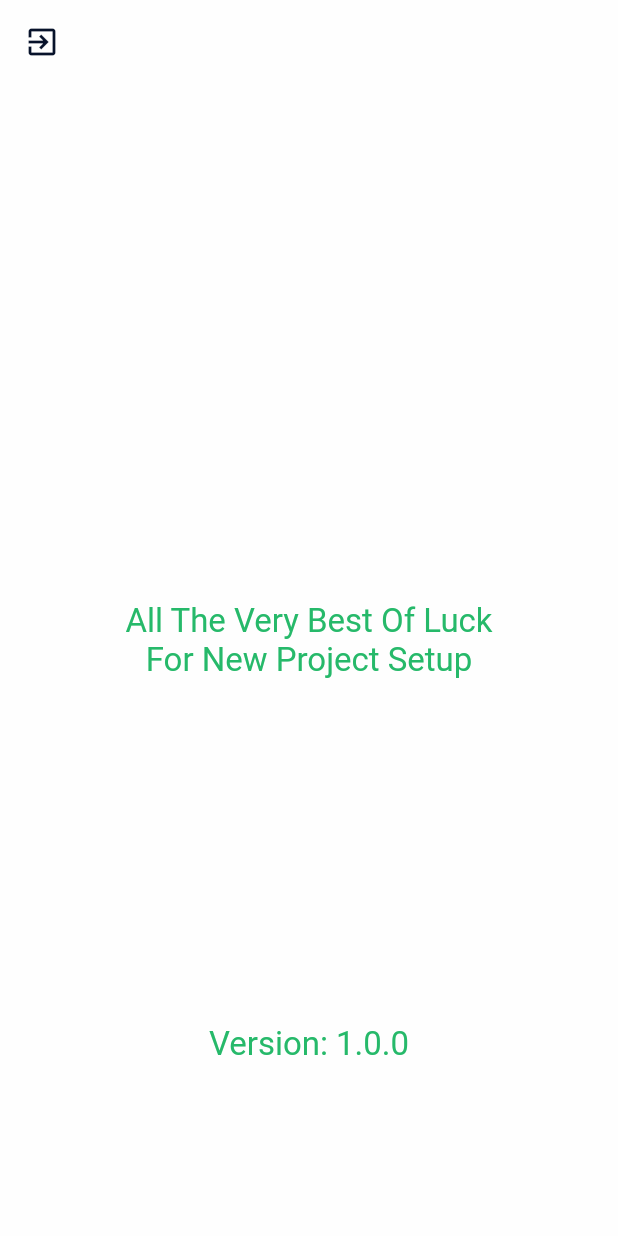
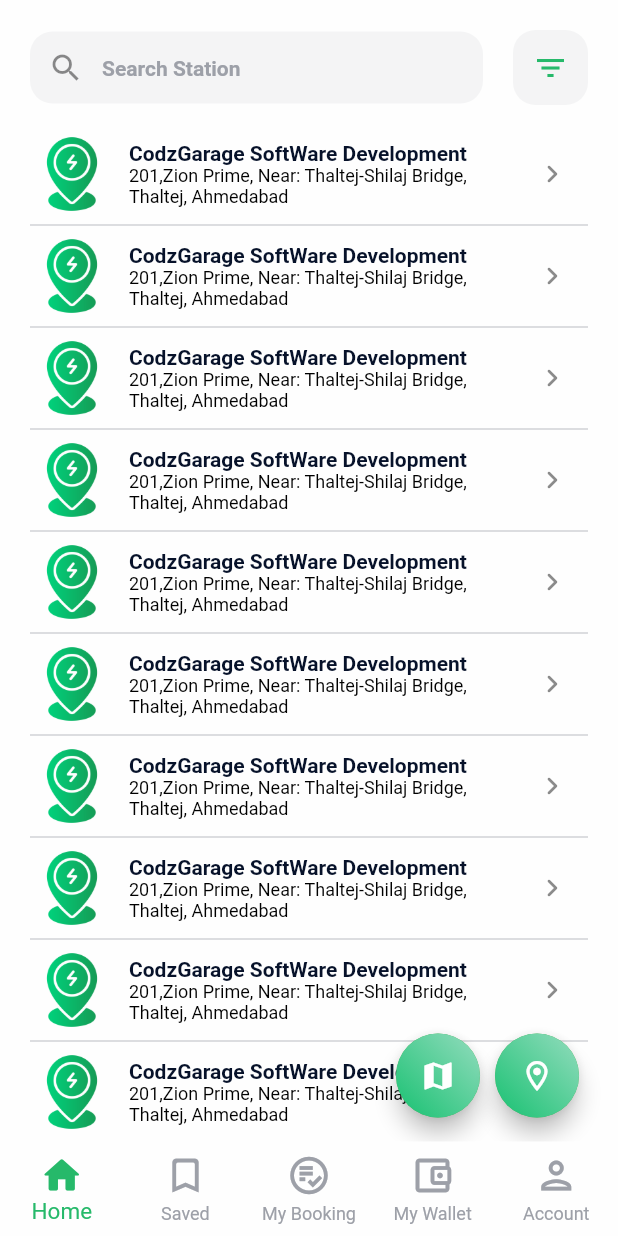
Before and after one commit to amit-flutter/Flutter-evpoint, a Flutter app: the screen it shows once a user with an empty profile is signed in, on a phone screen of 412 x 824 dp. Run offline on Flutter 3.47's test engine with Material 2 defaults, Android fonts, the phone set to English and light mode, and no system bars; our stand-ins replace dio, firebase_auth, firebase_core, get, google_maps_flutter, google_sign_in and 3 more; accounts and stored records are empty; Roboto replaces fonts that are missing (RobotoMono).

Commit message:
feat(google-map): home screen ui and google map integrate successfully

```diff
--- a/lib/controller/network/firebase_authentication.dart
+++ b/lib/controller/network/firebase_authentication.dart
@@ -18,7 +18,7 @@ class FirebaseAuthController extends GetxController {
 
   //Setting initial screen onLoad.
   _setInitialScreen(User? user) {
-    user == null ? Get.offAllNamed(RouteConst.kLogin) : Get.offAllNamed(RouteConst.kHome);
+    user == null ? Get.offAllNamed(RouteConst.kLogin) : Get.offAllNamed(RouteConst.kPreHome);
   }
 
   //1.1 Phone Number Auth
--- a/lib/screen/home.dart
+++ /dev/null
@@ -1,35 +0,0 @@
-import 'package:evpoint/controller/app_common.dart';
-import 'package:evpoint/utils/imports.dart';
-
-class HomeScreen extends StatelessWidget {
-  const HomeScreen({Key? key}) : super(key: key);
-
-  @override
-  Widget build(BuildContext context) {
-    AppCommonController appCommonController = Get.put(AppCommonController());
-    return Scaffold(
-      appBar: AppBar(
-        leading: IconButton(
-          onPressed: () async {
-            await FirebaseAuthController.instance.logout();
-          },
-          icon: Icon(Icons.exit_to_app),
-        ),
-      ),
-      body: SizedBox(
-        width: Get.size.width,
-        child: Column(
-          mainAxisAlignment: MainAxisAlignment.spaceAround,
-          crossAxisAlignment: CrossAxisAlignment.center,
-          children: [
-            const SizedBox(),
-            const Text("All The Very Best Of Luck\nFor New Project Setup", textAlign: TextAlign.center),
-            Obx(() {
-              return Text("Version: ${appCommonController.packageInfo.value.version}");
-            })
-          ],
-        ),
-      ),
-    );
-  }
-}
--- /dev/null
+++ b/lib/screen/home/home.dart
@@ -0,0 +1,89 @@
+import 'package:evpoint/utils/imports.dart';
+
+class PreHomeScreen extends StatefulWidget {
+  const PreHomeScreen({Key? key}) : super(key: key);
+
+  @override
+  State<PreHomeScreen> createState() => _PreHomeScreenState();
+}
+
+class _PreHomeScreenState extends State<PreHomeScreen> {
+  int _selectedIndex = 0;
+  static const List<Widget> _widgetOptions = <Widget>[
+    HomeScreen(),
+    Text('Search Page', style: TextStyle(fontSize: 35, fontWeight: FontWeight.bold)),
+    Text('Profile Page', style: TextStyle(fontSize: 35, fontWeight: FontWeight.bold)),
+    Text('Profile Page', style: TextStyle(fontSize: 35, fontWeight: FontWeight.bold)),
+    Text('Profile Page', style: TextStyle(fontSize: 35, fontWeight: FontWeight.bold)),
+  ];
+
+  void _onItemTapped(int index) => setState(() => _selectedIndex = index);
+
+  @override
+  Widget build(BuildContext context) {
+    return Scaffold(
+      body: _widgetOptions.elementAt(_selectedIndex),
+      bottomNavigationBar: BottomNavigationBar(
+          items: const <BottomNavigationBarItem>[
+            BottomNavigationBarItem(
+                icon: Icon(Icons.home_outlined), label: "Home", activeIcon: Icon(Icons.home_rounded)),
+            BottomNavigationBarItem(
+                icon: Icon(Icons.bookmark_outline_rounded), label: "Saved", activeIcon: Icon(Icons.bookmark_rounded)),
+            BottomNavigationBarItem(
+                icon: Icon(Icons.playlist_add_check_circle_outlined),
+                label: "My Booking",
+                activeIcon: Icon(Icons.playlist_add_check_circle_rounded)),
+            BottomNavigationBarItem(
+                icon: Icon(Icons.account_balance_wallet_outlined),
+                label: "My Wallet",
+                activeIcon: Icon(Icons.account_balance_wallet)),
+            BottomNavigationBarItem(
+                icon: Icon(Icons.person_outlined), label: "Account", activeIcon: Icon(Icons.person)),
+          ],
+          selectedFontSize: 15,
+          // unselectedFontSize: 15,
+          type: BottomNavigationBarType.fixed,
+          currentIndex: _selectedIndex,
+          iconSize: 30,
+          onTap: _onItemTapped,
+          elevation: 0),
+    );
+  }
+}
+
+class HomeScreen extends StatefulWidget {
+  const HomeScreen({Key? key}) : super(key: key);
+
+  @override
+  State<HomeScreen> createState() => _HomeScreenState();
+}
+
+class _HomeScreenState extends State<HomeScreen> {
+  Widget viewWidget = const StationListView();
+  bool isMapView = false;
+
+  @override
+  Widget build(BuildContext context) {
+    return Scaffold(
+      floatingActionButton: Row(
+        mainAxisAlignment: MainAxisAlignment.end,
+        children: [
+          CustomFloatingActionButton(
+              icon: isMapView ? Icons.list : Icons.map, onTap: () => setState(() => isMapView = !isMapView)),
+          WidgetConst.kWidthSpacer(),
+          CustomFloatingActionButton(icon: Icons.location_on_outlined, onTap: () {}),
+          WidgetConst.kWidthSpacer(),
+          if (isMapView) CustomFloatingActionButton(icon: Icons.my_location_rounded, onTap: () {}),
+          if (isMapView) WidgetConst.kWidthSpacer(),
+        ],
+      ),
+      body: AnimatedSwitcher(
+        duration: const Duration(milliseconds: 100),
+        // transitionBuilder: (Widget child, Animation<double> animation) {
+        //   return FadeTransition(opacity: animation, child: child);
+        // },
+        child: isMapView ? const StationMapView() : const StationListView(),
+      ),
+    );
+  }
+}
--- /dev/null
+++ b/lib/screen/home/station_list_view.dart
@@ -0,0 +1,109 @@
+import 'package:evpoint/utils/imports.dart';
+
+class StationListView extends StatelessWidget {
+  const StationListView({
+    super.key,
+  });
+
+  @override
+  Widget build(BuildContext context) {
+    return Container(
+      color: kScaffoldBackgroundColor,
+      child: SafeArea(
+        child: Column(
+          children: [
+            //Search and FilterBar
+            Container(
+              margin: const EdgeInsets.all(20),
+              height: 50,
+              child: Row(
+                children: [
+                  Expanded(
+                    child: TextFormField(
+                      keyboardType: TextInputType.text,
+                      controller: TextEditingController(),
+                      decoration: InputDecoration(
+                        hintText: "Search Station",
+                        hintStyle: Theme.of(context)
+                            .textTheme
+                            .labelLarge!
+                            .copyWith(fontWeight: FontWeight.bold, color: kSecondaryTextColor),
+                        prefixIcon: const Icon(Icons.search),
+                        border: StyleConst.outlineNoBorder,
+                        enabledBorder: StyleConst.outlineNoBorder,
+                        focusedBorder: StyleConst.outlineNoBorder,
+                        filled: true,
+                        fillColor: kDarkSecondaryTextColor.withOpacity(0.1),
+                      ),
+                    ),
+                  ),
+                  Container(
+                    margin: const EdgeInsets.only(left: 20),
+                    height: 50,
+                    width: 50,
+                    clipBehavior: Clip.hardEdge,
+                    decoration: BoxDecoration(
+                      borderRadius: BorderRadius.circular(15),
+                      color: kDarkSecondaryTextColor.withOpacity(0.1),
+                    ),
+                    child: IconButton(
+                      splashColor: Colors.transparent,
+                      highlightColor: Colors.transparent,
+                      onPressed: () {},
+                      icon: const Icon(Icons.filter_list_outlined),
+                    ),
+                  )
+                ],
+              ),
+            ),
+
+            //Map View / List View
+            Expanded(
+              child: Padding(
+                padding: const EdgeInsets.symmetric(horizontal: 20),
+                child: ListView.separated(
+                  itemCount: 15,
+                  shrinkWrap: true,
+                  padding: EdgeInsets.zero,
+                  separatorBuilder: (context, index) => const Divider(),
+                  itemBuilder: (context, index) {
+                    return const StationInfoListTile();
+                  },
+                ),
+              ),
+            )
+          ],
+        ),
+      ),
+    );
+  }
+}
+
+class StationInfoListTile extends StatelessWidget {
+  const StationInfoListTile({super.key});
+
+  @override
+  Widget build(BuildContext context) {
+    return ListTile(
+      visualDensity: const VisualDensity(horizontal: -3),
+      contentPadding: EdgeInsets.zero,
+      leading: Image.asset(StringsConst.kImgAppIcon),
+      title: DefaultText(
+        text: "CodzGarage SoftWare Development Private Limited Compnay",
+        style: Theme.of(context).textTheme.labelLarge!.copyWith(fontWeight: FontWeight.bold),
+        textAlign: TextAlign.start,
+      ),
+      subtitle: DefaultText(
+        text: "201,Zion Prime, Near: Thaltej-Shilaj Bridge, Thaltej, Ahmedabad",
+        style: Theme.of(context).textTheme.labelMedium!,
+        textAlign: TextAlign.start,
+        maxLines: 2,
+      ),
+      trailing: IconButton(
+        icon: const Icon(Icons.chevron_right_rounded),
+        onPressed: () {},
+        splashRadius: 25,
+      ),
+    );
+  }
+}
--- /dev/null
+++ b/lib/screen/home/station_map_view.dart
@@ -0,0 +1,51 @@
+import 'package:evpoint/utils/imports.dart';
+
+class StationMapView extends StatefulWidget {
+  const StationMapView({super.key});
+
+  @override
+  State<StationMapView> createState() => _StationMapViewState();
+}
+
+class _StationMapViewState extends State<StationMapView> {
+  final Completer<GoogleMapController> _mapController = Completer();
+
+  static const CameraPosition _center = CameraPosition(target: LatLng(23.0225, 72.5714), zoom: 14);
+
+  final List<Marker> _marker = [];
+
+  final List<Marker> _branch = const [
+    Marker(
+      markerId: MarkerId('1'),
+      position: LatLng(23.0504, 72.4991),
+      infoWindow: InfoWindow(title: "Testing"),
+    ),
+    Marker(
+      markerId: MarkerId('2'),
+      position: LatLng(23.0802, 72.4952),
+      infoWindow: InfoWindow(title: "Testing 2", snippet: 'testing 2'),
+    ),
+  ];
+
+  @override
+  void initState() {
+    _marker.addAll(_branch);
+    super.initState();
+  }
+
+  @override
+  Widget build(BuildContext context) {
+    return Scaffold(
+      body: GoogleMap(
+        markers: Set<Marker>.of(_marker),
+        onMapCreated: (GoogleMapController controller) {
+          _mapController.complete(controller);
+        },
+        mapType: MapType.hybrid,
+        initialCameraPosition: _center,
+        myLocationEnabled: true,
+        myLocationButtonEnabled: false,
+      ),
+    );
+  }
+}
--- a/lib/screen/setup/otp_verification.dart
+++ b/lib/screen/setup/otp_verification.dart
@@ -94,7 +94,7 @@ class OTPVerificationScreen extends StatelessWidget {
               ),
             );
             Future.delayed(const Duration(seconds: 2), () => Get.back());
-            Future.delayed(const Duration(seconds: 3), () => Get.offAllNamed(RouteConst.kHome));
+            Future.delayed(const Duration(seconds: 3), () => Get.offAllNamed(RouteConst.kPreHome));
           }
         }
       },
--- a/lib/screen/widgets/small_widget.dart
+++ b/lib/screen/widgets/small_widget.dart
@@ -379,3 +379,32 @@ void showCustomDialog({required BuildContext context, required Widget customDial
     },
   );
 }
+
+class CustomFloatingActionButton extends StatelessWidget {
+  const CustomFloatingActionButton({super.key, required this.icon, required this.onTap});
+
+  final IconData icon;
+  final Function() onTap;
+  @override
+  Widget build(BuildContext context) {
+    return FloatingActionButton(
+      onPressed: onTap,
+      heroTag: icon.toString(),
+      child: Container(
+          height: 70,
+          width: 70,
+          decoration: const BoxDecoration(
+            borderRadius: BorderRadius.all(Radius.circular(50)),
+            gradient: LinearGradient(
+              begin: FractionalOffset(1, 0),
+              end: FractionalOffset(0, 1),
+              colors: [
+                Color(0xFF94DCBE),
+                Color(0xFF17C171),
+              ],
+            ),
+          ),
+          child: Icon(icon)),
+    );
+  }
+}
--- a/lib/utils/constant/route.dart
+++ b/lib/utils/constant/route.dart
@@ -12,6 +12,7 @@ class RouteConst {
   static const String kAddVehicle = "/addVehicle";
 
   static const String kSignIn = "/signIn";
+  static const String kPreHome = "/preHome";
   static const String kHome = "/home";
 
   /// Add this list variable into your GetMaterialApp as the value of getPages parameter.
@@ -25,6 +26,7 @@ class RouteConst {
     GetPage(name: kCompleteYourProfile, page: () => const CompleteYourProfileScreen()),
     GetPage(name: kAddVehicle, page: () => const AddVehicleScreen()),
     GetPage(name: kSignIn, page: () => const SignInScreen()),
+    GetPage(name: kPreHome, page: () => const PreHomeScreen()),
     GetPage(name: kHome, page: () => const HomeScreen()),
   ];
 
--- a/lib/utils/constant/style.dart
+++ b/lib/utils/constant/style.dart
@@ -9,4 +9,9 @@ class StyleConst {
 
   static UnderlineInputBorder underLineBorderStyle =
       UnderlineInputBorder(borderSide: BorderSide(color: kPrimaryColor.withOpacity(0.5), width: 2));
+
+  static OutlineInputBorder outlineNoBorder = const OutlineInputBorder(
+    borderRadius: BorderRadius.all(Radius.circular(15.0)),
+    borderSide: BorderSide.none,
+  );
 }
--- a/lib/utils/constant/theme.dart
+++ b/lib/utils/constant/theme.dart
@@ -17,6 +17,11 @@ ThemeData kLightTheme = ThemeData(
   dividerColor: kSecondaryTextColor.withOpacity(0.7),
   brightness: Brightness.light,
   iconTheme: const IconThemeData(color: kPrimaryColor),
+  bottomNavigationBarTheme: const BottomNavigationBarThemeData(
+    backgroundColor: kScaffoldBackgroundColor,
+    selectedItemColor: kPrimaryColor,
+    unselectedItemColor: kSecondaryTextColor,
+  ),
   checkboxTheme: CheckboxThemeData(
     checkColor: MaterialStateProperty.all(kScaffoldBackgroundColor),
     fillColor: MaterialStateProperty.all(kPrimaryColor),
@@ -69,6 +74,7 @@ ThemeData kLightTheme = ThemeData(
     cursorColor: kPrimaryColor,
     selectionColor: kPrimaryColor.withOpacity(0.3),
   ),
+  floatingActionButtonTheme: FloatingActionButtonThemeData(),
 );
 
 ///Dark Colors
@@ -101,6 +107,11 @@ ThemeData kDarkTheme = ThemeData(
   brightness: Brightness.dark,
   dividerColor: kDarkSecondaryTextColor,
   iconTheme: const IconThemeData(color: kDarkScaffoldBackgroundColor),
+  bottomNavigationBarTheme: const BottomNavigationBarThemeData(
+    backgroundColor: kDarkScaffoldBackgroundColor,
+    selectedItemColor: kPrimaryColor,
+    unselectedItemColor: kSecondaryTextColor,
+  ),
   checkboxTheme: CheckboxThemeData(
     checkColor: MaterialStateProperty.all(kDarkScaffoldBackgroundColor),
     fillColor: MaterialStateProperty.all(kPrimaryColor),
--- a/lib/utils/imports.dart
+++ b/lib/utils/imports.dart
@@ -4,6 +4,7 @@ export 'package:flutter/gestures.dart';
 
 //Services
 export 'package:get/get.dart';
+export 'dart:async';
 export 'package:package_info_plus/package_info_plus.dart';
 
 //Packages
@@ -12,6 +13,7 @@ export 'package:intl_phone_field/intl_phone_field.dart';
 export 'package:pinput/pinput.dart';
 export 'package:firebase_core/firebase_core.dart';
 export 'package:firebase_auth/firebase_auth.dart';
+export 'package:google_maps_flutter/google_maps_flutter.dart';
 
 //Controller
 export 'package:evpoint/controller/network/firebase_authentication.dart';
@@ -27,6 +29,8 @@ export 'package:evpoint/utils/constant/theme.dart';
 
 //Screens
 export 'package:evpoint/screen/widgets/small_widget.dart';
+
+//Screens-Setup
 export 'package:evpoint/screen/setup/splash.dart';
 export 'package:evpoint/screen/setup/welcome.dart';
 export 'package:evpoint/screen/setup/login.dart';
@@ -35,4 +39,8 @@ export 'package:evpoint/screen/setup/add_vehicle.dart';
 export 'package:evpoint/screen/setup/complete_your_profile.dart';
 export 'package:evpoint/screen/setup/otp_verification.dart';
 export 'package:evpoint/screen/setup/sign_in.dart';
-export 'package:evpoint/screen/home.dart';
+
+//Screen-Home
+export 'package:evpoint/screen/home/home.dart';
+export 'package:evpoint/screen/home/station_list_view.dart';
+export 'package:evpoint/screen/home/station_map_view.dart';
--- a/pubspec.yaml
+++ b/pubspec.yaml
@@ -23,6 +23,7 @@ dependencies:
 
   #Service Provider
   package_info_plus: ^3.1.1
+  google_maps_flutter: ^2.2.6
 
   #network
   dio: ^5.1.1
```
Also changed, not shown: pubspec.lock, 5 other files.
